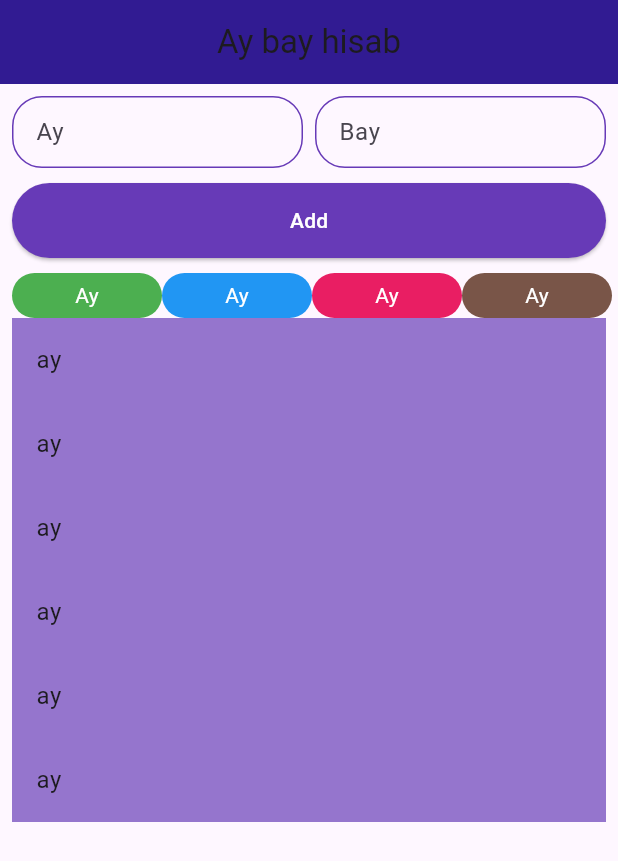
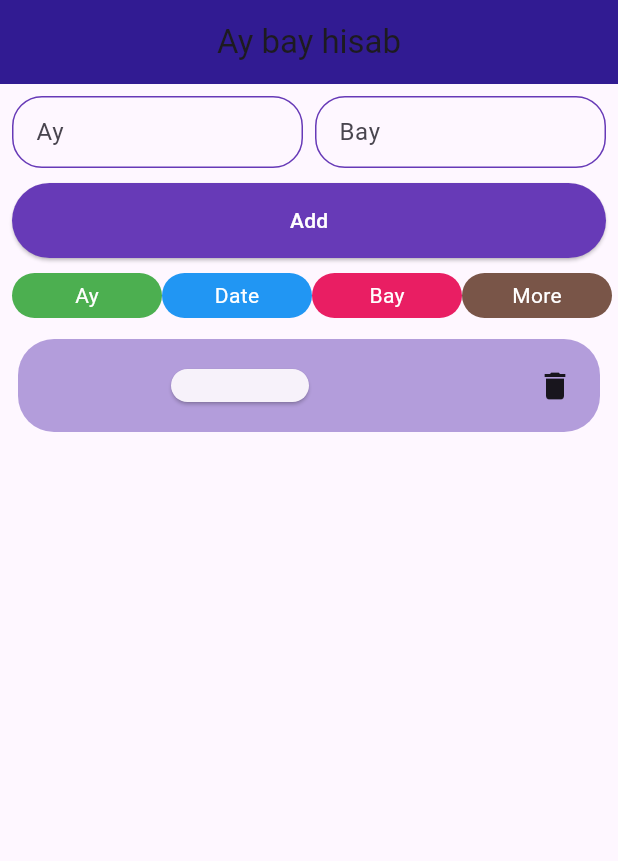
Before and after one commit to najmul19/Income-Expenditure-Account, a Flutter app: the screen it shows after launch, after a tap on "Add", on a phone screen of 412 x 824 dp. Shown: the top 861 px of the screen. Run offline on Flutter 3.47's test engine with Material 3 defaults, Android fonts, the phone set to English and light mode, and no system bars.

Commit message:
p commit

```diff
--- a/lib/main.dart
+++ b/lib/main.dart
@@ -42,12 +42,7 @@ class _HomeScreenState extends State<HomeScreen> {
   final bayTEController = TextEditingController();
   GlobalKey<FormState> formKey  = GlobalKey<FormState>();
   List<AyBayModel> ayBayList=[
-    AyBayModel(ay: "ay", bay: "bay"),
-    AyBayModel(ay: "ay", bay: "bay"),
-    AyBayModel(ay: "ay", bay: "bay"),
-    AyBayModel(ay: "ay", bay: "bay"),
-    AyBayModel(ay: "ay", bay: "bay"),
-    AyBayModel(ay: "ay", bay: "bay"),
+
   ];
   @override
   Widget build(BuildContext context) {
@@ -68,6 +63,7 @@ class _HomeScreenState extends State<HomeScreen> {
                  child: Row(
                   children: [
                     Expanded(child: TextFormField(
+                      keyboardType: TextInputType.number,
                       controller: ayTEController,
                       decoration: const InputDecoration(
                         labelText: "Ay",
@@ -76,6 +72,7 @@ class _HomeScreenState extends State<HomeScreen> {
                     )),
                     const SizedBox(width: 8,),
                     Expanded(child: TextFormField(
+                      keyboardType: TextInputType.number,
                       controller: bayTEController,
                       decoration: const InputDecoration(
                           labelText: "Bay",
@@ -94,30 +91,71 @@ class _HomeScreenState extends State<HomeScreen> {
                         backgroundColor: Colors.deepPurple,
                         foregroundColor: Colors.white,
                       ),
-                      onPressed: (){}, child: const Text("Add"))
+                      onPressed: (){
+                        setState(() {});
+                        ayBayList.add(AyBayModel(ay: ayTEController.text.trim(), bay: bayTEController.text.trim()));
+                        ayTEController.clear();
+                        bayTEController.clear();
+                      }, child: const Text("Add"))
               ),
               const SizedBox(height: 10,),
               const Row(
                 mainAxisAlignment: MainAxisAlignment.spaceAround,
                 children: [
                   CatagoryWidget(title: 'Ay', color: Colors.green,),
-                  CatagoryWidget(title: 'Ay', color: Colors.blue,),
-                  CatagoryWidget(title: 'Ay', color: Colors.pink,),
-                  CatagoryWidget(title: 'Ay', color: Colors.brown,),
+                  CatagoryWidget(title: 'Date', color: Colors.blue,),
+                  CatagoryWidget(title: 'Bay', color: Colors.pink,),
+                  CatagoryWidget(title: 'More', color: Colors.brown,),
                 ],
               ),
-              ListView.builder(
+              const SizedBox(height: 10,),
+              Card(
+                elevation: 0,
+                shape: RoundedRectangleBorder(
+                  borderRadius: BorderRadius.circular(24),
+                ),
+                color: Colors.deepPurple.shade200,
+                child: ListView.builder(
                   shrinkWrap: true,
                   primary: false,
                     itemCount: ayBayList.length,
 
                     itemBuilder: (context,index){
-                    return ListTile(
-                      tileColor: Colors.deepPurple.shade300,
-                      title: Text(ayBayList[index].ay),
+                      return SizedBox(
+                        child: Padding(
+                          padding: const EdgeInsets.symmetric(vertical: 16, horizontal: 8),
+                          child: Row(
+
+                            children: [
+                              const SizedBox(width: 10,),
+                              SizedBox(
+                                  width: 70,
+                                  child: Text(ayBayList[index].ay, style: const TextStyle(fontSize: 18, fontWeight: FontWeight.w700),maxLines: 1, overflow: TextOverflow.ellipsis,)),
+                              const SizedBox(width: 10,),
+                              SizedBox(height: 30,
+                                  width: 100,
+                                  child: Card(child: Center(child: Text(ayBayList[index].ay)))),
+                              const SizedBox(width: 10,),
+                              SizedBox(
+                                  width: 70,
+                                  child: Text(ayBayList[index].bay, style: const TextStyle(fontSize: 18, fontWeight: FontWeight.w700),maxLines: 1, overflow: TextOverflow.ellipsis,)),
+                              const SizedBox(width: 10,),
+                              const Spacer(),
+                               InkWell(
+                                  onTap: (){
+                                    ayBayList.remove(ayBayList[index]);
+                                    setState(() {});
+                                  },
+                                  child: const Icon(Icons.delete, )),
+
+                              const SizedBox(width: 10,),
+                            ],
+                          ),
+                        ),
                       );
                     }
 
+                ),
               )
               // ListView.separated(
               //     itemBuilder: (context,index){},
```
Lines whose indentation alone changed are shown as unchanged.
